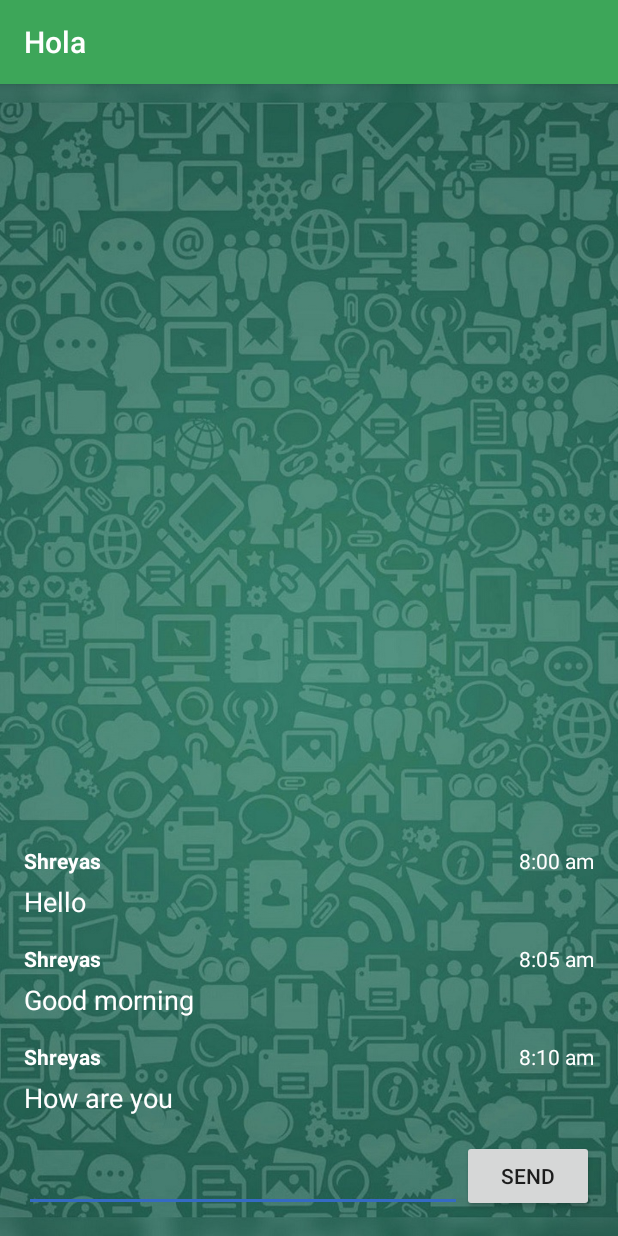
After one commit to ShreyasDobhal/Hola, an Android app: the MessagingPageActivity screen opened directly, with no data from a screen before it, on a phone screen of 412 x 824 dp. The commit adds this screen. Run offline under Robolectric (Android 15) with nearby library versions, the phone set to English and light mode, and no system bars.

Commit message:
Created messaging page

```diff
--- a/app/src/main/AndroidManifest.xml
+++ b/app/src/main/AndroidManifest.xml
@@ -16,6 +16,7 @@
                 <category android:name="android.intent.category.LAUNCHER" />
             </intent-filter>
         </activity>
+        <activity android:name=".MessagingPageActivity"></activity>
     </application>
 
 </manifest>
--- /dev/null
+++ b/app/src/main/java/com/example/shreyas/hola/ChatMessage.java
@@ -0,0 +1,47 @@
+package com.example.shreyas.hola;
+
+
+import java.util.Date;
+
+public class ChatMessage {
+    private String messageText;
+    private String messageUser;
+    private String messageTime;
+
+    public ChatMessage(String messageText, String messageUser, String messageTime) {
+        this.messageText = messageText;
+        this.messageUser = messageUser;
+        this.messageTime = messageTime;
+    }
+    public ChatMessage(String messageText, String messageUser) {
+        this.messageText = messageText;
+        this.messageUser = messageUser;
+        messageTime = String.valueOf(new Date().getTime());
+    }
+    public ChatMessage() {
+
+    }
+    public String getMessageText() {
+        return messageText;
+    }
+
+    public void setMessageText(String messageText) {
+        this.messageText = messageText;
+    }
+
+    public String getMessageTime() {
+        return messageTime;
+    }
+
+    public void setMessageTime(String messageTime) {
+        this.messageTime = messageTime;
+    }
+
+    public String getMessageUser() {
+        return messageUser;
+    }
+
+    public void setMessageUser(String messageUser) {
+        this.messageUser = messageUser;
+    }
+}
--- /dev/null
+++ b/app/src/main/java/com/example/shreyas/hola/ChatMessageAdapter.java
@@ -0,0 +1,40 @@
+package com.example.shreyas.hola;
+
+import android.content.Context;
+import android.view.LayoutInflater;
+import android.view.View;
+import android.view.ViewGroup;
+import android.widget.ArrayAdapter;
+import android.widget.TextView;
+
+import org.w3c.dom.Text;
+
+import java.util.ArrayList;
+
+public class ChatMessageAdapter extends ArrayAdapter<ChatMessage> {
+
+    public ChatMessageAdapter(Context context, ArrayList<ChatMessage> chatMessages) {
+        super(context,0,chatMessages);
+    }
+
+    @Override
+    public View getView(int position, View convertView, ViewGroup parent) {
+        View listItemView = convertView;
+
+        if(listItemView == null) {
+            listItemView = LayoutInflater.from(getContext()).inflate(
+                    R.layout.message_listitem, parent, false);
+        }
+        ChatMessage chatMessage = getItem(position);
+        TextView msgTxt = (TextView) listItemView.findViewById(R.id.message_text);
+        msgTxt.setText(chatMessage.getMessageText());
+        TextView userTxt = (TextView) listItemView.findViewById(R.id.message_user);
+        userTxt.setText(chatMessage.getMessageUser());
+        TextView timeTxt = (TextView) listItemView.findViewById(R.id.message_time);
+        timeTxt.setText(chatMessage.getMessageTime());
+//        ImageView img = (ImageView)listItemView.findViewById(R.id.image);
+//        img.setImageResource(contact.getDisplayImgPath());
+
+        return listItemView;
+    }
+}
--- a/app/src/main/java/com/example/shreyas/hola/ContactDisplayAdapter.java
+++ b/app/src/main/java/com/example/shreyas/hola/ContactDisplayAdapter.java
@@ -27,9 +27,8 @@ public class ContactDisplayAdapter extends ArrayAdapter<ContactDisplay> {
         ContactDisplay contact = getItem(position);
         TextView txtView = (TextView) listItemView.findViewById(R.id.contactName_textview);
         txtView.setText(contact.getName());
-        ImageView img = (ImageView)listItemView.findViewById(R.id.image);
-        img.setImageResource(contact.getDisplayImgPath());
-
+//        ImageView img = (ImageView)listItemView.findViewById(R.id.image);
+//        img.setImageResource(contact.getDisplayImgPath());
 
         return listItemView;
     }
--- a/app/src/main/java/com/example/shreyas/hola/MainActivity.java
+++ b/app/src/main/java/com/example/shreyas/hola/MainActivity.java
@@ -1,7 +1,9 @@
 package com.example.shreyas.hola;
 
+import android.content.Intent;
 import android.support.v7.app.AppCompatActivity;
 import android.os.Bundle;
+import android.util.Log;
 import android.view.View;
 import android.widget.AdapterView;
 import android.widget.ListView;
@@ -27,10 +29,16 @@ public class MainActivity extends AppCompatActivity {
         ListView listView = (ListView) findViewById(R.id.list);
         listView.setAdapter(itemsAdapter);
 
+//        Toast.makeText(getApplicationContext(),"Welcome",Toast.LENGTH_SHORT);
+
         listView.setOnItemClickListener(new AdapterView.OnItemClickListener() {
             @Override
             public void onItemClick(AdapterView<?> adapterView, View view, int i, long l) {
-                Toast.makeText(getApplicationContext(),contacts.get(i).getName(),Toast.LENGTH_SHORT);
+//                Toast.makeText(getApplicationContext(),contacts.get(i).getName(),Toast.LENGTH_SHORT);
+//                Log.e("ERROR","Toast didn't appear for "+contacts.get(i).getName());
+//                Toast.makeText(getApplicationContext(),"Hello "+contacts.get(i).getName(),Toast.LENGTH_SHORT).show();
+                Intent intent = new Intent(MainActivity.this,MessagingPageActivity.class);
+                MainActivity.this.startActivity(intent);
             }
         });
 
--- /dev/null
+++ b/app/src/main/java/com/example/shreyas/hola/MessagingPageActivity.java
@@ -0,0 +1,38 @@
+package com.example.shreyas.hola;
+
+import android.support.v7.app.AppCompatActivity;
+import android.os.Bundle;
+import android.widget.ListView;
+import android.widget.RelativeLayout;
+import android.widget.Toast;
+
+import java.util.ArrayList;
+//import android.support.design.widget.FloatingActionButton;
+
+public class MessagingPageActivity extends AppCompatActivity {
+
+    private static int SIGN_IN_REQUEST_CODE=1;
+//    private FirebaseListAdapter<ChatMessage> adapter;
+    RelativeLayout activity_main;
+//    FloatingActionButton fab;
+
+    @Override
+    protected void onCreate(Bundle savedInstanceState) {
+        super.onCreate(savedInstanceState);
+        setContentView(R.layout.message_page);
+
+        String otherContact = "Shreyas";
+        String messages[] = {"Hello","Good morning","How are you"};
+        String time[] = {"8:00 am","8:05 am","8:10 am"};
+        final ArrayList<ChatMessage> chatMessages = new ArrayList<>();
+        for (int i=0;i<messages.length;i++) {
+            chatMessages.add(new ChatMessage(messages[i],otherContact,time[i]));
+        }
+
+        ChatMessageAdapter itemsAdapter = new ChatMessageAdapter(this, chatMessages);
+        ListView listView = (ListView) findViewById(R.id.list_of_message);
+        listView.setAdapter(itemsAdapter);
+
+        Toast.makeText(getApplicationContext(),"Messaging Page",Toast.LENGTH_SHORT).show();
+    }
+}
--- a/app/src/main/res/layout/activity_main.xml
+++ b/app/src/main/res/layout/activity_main.xml
@@ -1,11 +1,9 @@
 <?xml version="1.0" encoding="utf-8"?>
-<LinearView xmlns:android="http://schemas.android.com/apk/res/android"
-    xmlns:app="http://schemas.android.com/apk/res-auto"
+<ListView xmlns:android="http://schemas.android.com/apk/res/android"
     xmlns:tools="http://schemas.android.com/tools"
     android:id="@+id/list"
     android:orientation="vertical"
     android:layout_width="match_parent"
     android:layout_height="match_parent"
-    tools:context=".MainActivity">
-
-</LinearView>
+    android:background="@drawable/wallpaper"
+    tools:context="com.example.shreyas.hola.MainActivity"/>
--- a/app/src/main/res/layout/contactname_listitem.xml
+++ b/app/src/main/res/layout/contactname_listitem.xml
@@ -23,6 +23,7 @@
             android:text="Contact Name"
             android:id="@+id/contactName_textview"
             android:textSize="20sp"
+            android:textColor="@android:color/white"
             android:padding="15dp"
             />
 
--- /dev/null
+++ b/app/src/main/res/layout/message_listitem.xml
@@ -0,0 +1,36 @@
+<?xml version="1.0" encoding="utf-8"?>
+<RelativeLayout xmlns:android="http://schemas.android.com/apk/res/android"
+    android:layout_width="match_parent"
+    android:layout_height="match_parent"
+    android:stackFromBottom="true">
+    <TextView
+        android:layout_alignParentTop="true"
+        android:layout_alignParentStart="true"
+        android:id="@+id/message_user"
+        android:textStyle="normal|bold"
+        android:layout_width="wrap_content"
+        android:layout_height="wrap_content"
+        android:textColor="@android:color/white"
+        android:text="Unknown"/>
+
+    <TextView
+        android:layout_alignParentBottom="@+id/message_user"
+        android:layout_alignParentEnd="true"
+        android:id="@+id/message_time"
+        android:layout_width="wrap_content"
+        android:layout_height="wrap_content"
+        android:textColor="@android:color/white"
+        android:text="8:00 am"/>
+
+    <TextView
+        android:layout_alignParentStart="true"
+        android:layout_marginTop="5dp"
+        android:layout_below="@+id/message_user"
+        android:textAppearance="@style/TextAppearance.AppCompat.Body1"
+        android:textSize="18sp"
+        android:id="@+id/message_text"
+        android:layout_width="wrap_content"
+        android:layout_height="wrap_content"
+        android:textColor="@android:color/white"
+        android:text="Sample Message"/>
+</RelativeLayout>
--- /dev/null
+++ b/app/src/main/res/layout/message_page.xml
@@ -0,0 +1,68 @@
+<?xml version="1.0" encoding="utf-8"?>
+<RelativeLayout xmlns:android="http://schemas.android.com/apk/res/android"
+    xmlns:app="http://schemas.android.com/apk/res-auto"
+    xmlns:tools="http://schemas.android.com/tools"
+    android:id="@+id/activity_main"
+    android:layout_width="match_parent"
+    android:layout_height="match_parent"
+    android:paddingBottom="16dp"
+    android:paddingLeft="16dp"
+    android:paddingRight="16dp"
+    android:paddingTop="16dp"
+    android:background="@drawable/wallpaper"
+    tools:context=".MessagingPageActivity">
+
+    <!--
+    <TextView
+        android:layout_width="wrap_content"
+        android:layout_height="wrap_content"
+        android:text="Hello World!" />
+    -->
+
+    <Button
+        android:layout_width="wrap_content"
+        android:layout_height="wrap_content"
+        android:clickable="true"
+        android:src="@drawable/ic_send"
+        android:id="@+id/fab"
+        android:tint="@android:color/white"
+        android:layout_alignParentBottom="true"
+        android:layout_alignParentEnd="true"
+        android:text="Send"
+        />
+    <EditText
+        android:layout_width="match_parent"
+        android:layout_height="wrap_content"
+        android:layout_toLeftOf="@+id/fab"
+        android:layout_alignParentBottom="true"
+        android:id="@+id/input"
+        android:textColor="@android:color/white"
+        android:layout_alignParentStart="true"/>
+
+    <ListView
+        android:id="@+id/list_of_message"
+        android:stackFromBottom="true"
+        android:layout_alignParentTop="true"
+        android:layout_alignParentStart="true"
+        android:layout_above="@+id/fab"
+        android:dividerHeight="16dp"
+        android:divider="@android:color/transparent"
+        android:layout_marginBottom="16dp"
+        android:layout_width="match_parent"
+        android:layout_height="match_parent"
+        android:textColor="@android:color/white">
+    </ListView>
+</RelativeLayout>
+
+
+
+
+
+<!--
+<?xml version="1.0" encoding="utf-8"?>
+<android.support.constraint.ConstraintLayout
+    xmlns:android="http://schemas.android.com/apk/res/android" android:layout_width="match_parent"
+    android:layout_height="match_parent">
+
+</android.support.constraint.ConstraintLayout>
+-->
--- a/app/src/main/res/values/colors.xml
+++ b/app/src/main/res/values/colors.xml
@@ -1,6 +1,6 @@
 <?xml version="1.0" encoding="utf-8"?>
 <resources>
-    <color name="colorPrimary">#3F51B5</color>
-    <color name="colorPrimaryDark">#303F9F</color>
-    <color name="colorAccent">#FF4081</color>
+    <color name="colorPrimary">#3da659</color>
+    <color name="colorPrimaryDark">#368f4e</color>
+    <color name="colorAccent">#356ac4</color>
 </resources>
```
Also changed, not shown: app/src/main/res/drawable-hdpi/ic_send.png (added), app/src/main/res/drawable-mdpi/ic_send.png (added), app/src/main/res/drawable-xhdpi/ic_send.png (added), app/src/main/res/drawable-xxhdpi/ic_send.png (added), app/src/main/res/drawable/wallpaper.jpg (added).
